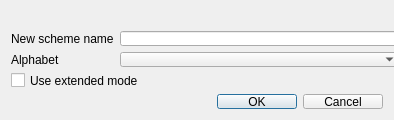
The window that src/corelibs/U2View/src/ov_msa/ui/CreateMSAScheme.ui (violethaze74/ugene) describes before a commit, drawn with Qt 5.
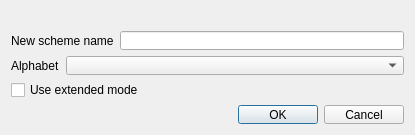
The same window after the commit.

What changed in the file:
```diff
--- a/src/corelibs/U2View/src/ov_msa/ui/CreateMSAScheme.ui
+++ b/src/corelibs/U2View/src/ov_msa/ui/CreateMSAScheme.ui
@@ -9,21 +9,23 @@
    <rect>
     <x>0</x>
     <y>0</y>
-    <width>394</width>
-    <height>120</height>
+    <width>415</width>
+    <height>135</height>
    </rect>
   </property>
   <property name="minimumSize">
    <size>
-    <width>394</width>
-    <height>115</height>
+    <width>415</width>
+    <height>135</height>
    </size>
   </property>
   <property name="windowTitle">
    <string>Create Alignment Color Scheme</string>
   </property>
-  <layout class="QGridLayout" name="gridLayout">
-   <item row="0" column="0" colspan="2">
+  <layout class="QVBoxLayout" name="verticalLayout_2">
+   <item>
+    <layout class="QVBoxLayout" name="verticalLayout">
+     <item>
     <widget class="QLabel" name="validLabel">
      <property name="sizePolicy">
       <sizepolicy hsizetype="Preferred" vsizetype="Maximum">
@@ -36,7 +38,9 @@
      </property>
     </widget>
    </item>
-   <item row="1" column="0">
+     <item>
+      <layout class="QGridLayout" name="gridLayout">
+       <item row="0" column="0">
     <widget class="QLabel" name="label">
      <property name="sizePolicy">
       <sizepolicy hsizetype="Preferred" vsizetype="Preferred">
@@ -49,10 +53,10 @@
      </property>
     </widget>
    </item>
-   <item row="1" column="1">
+       <item row="0" column="1">
     <widget class="QLineEdit" name="schemeName">
      <property name="sizePolicy">
-      <sizepolicy hsizetype="Preferred" vsizetype="Fixed">
+          <sizepolicy hsizetype="Expanding" vsizetype="Fixed">
        <horstretch>0</horstretch>
        <verstretch>0</verstretch>
       </sizepolicy>
@@ -65,7 +69,11 @@
      </property>
     </widget>
    </item>
-   <item row="2" column="0">
+      </layout>
+     </item>
+     <item>
+      <layout class="QGridLayout" name="gridLayout_2">
+       <item row="0" column="0">
     <widget class="QLabel" name="label_2">
      <property name="sizePolicy">
       <sizepolicy hsizetype="Preferred" vsizetype="Preferred">
@@ -78,10 +86,10 @@
      </property>
     </widget>
    </item>
-   <item row="2" column="1">
+       <item row="0" column="1">
     <widget class="QComboBox" name="alphabetComboBox">
      <property name="sizePolicy">
-      <sizepolicy hsizetype="Preferred" vsizetype="Fixed">
+          <sizepolicy hsizetype="Expanding" vsizetype="Fixed">
        <horstretch>0</horstretch>
        <verstretch>0</verstretch>
       </sizepolicy>
@@ -94,7 +102,9 @@
      </property>
     </widget>
    </item>
-   <item row="3" column="0" colspan="2">
+      </layout>
+     </item>
+     <item>
     <widget class="QCheckBox" name="extendedModeBox">
      <property name="sizePolicy">
       <sizepolicy hsizetype="Preferred" vsizetype="Maximum">
@@ -107,12 +117,27 @@
      </property>
     </widget>
    </item>
-   <item row="4" column="0" colspan="2">
+     <item>
+      <spacer name="verticalSpacer">
+       <property name="orientation">
+        <enum>Qt::Vertical</enum>
+       </property>
+       <property name="sizeHint" stdset="0">
+        <size>
+         <width>20</width>
+         <height>40</height>
+        </size>
+       </property>
+      </spacer>
+     </item>
+     <item>
     <widget class="QDialogButtonBox" name="buttonBox">
      <property name="standardButtons">
       <set>QDialogButtonBox::Cancel|QDialogButtonBox::Ok</set>
      </property>
     </widget>
+     </item>
+    </layout>
    </item>
   </layout>
  </widget>
```
Lines whose indentation alone changed are shown as unchanged.
